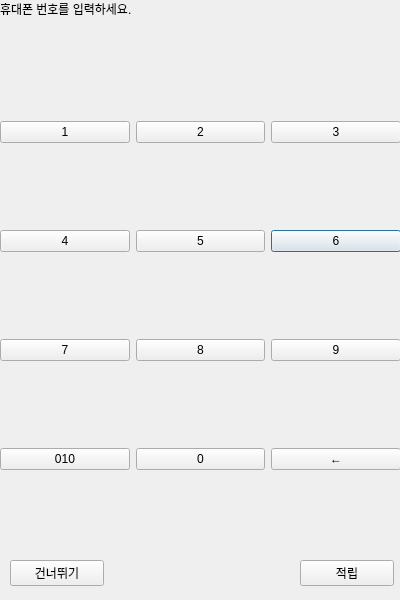
This is VentiApp/phonestampdialog.ui in minki9252/TheVentiKiosk as Qt 5 draws it before an edit. The edited form follows.
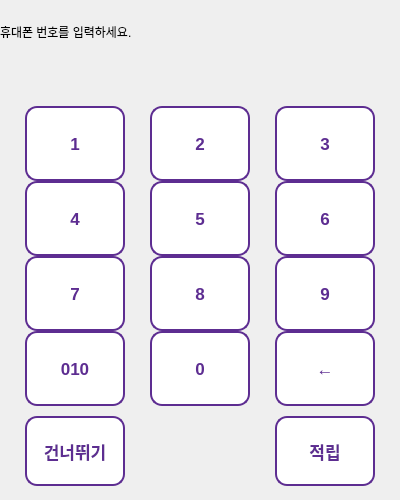
This is the edited form.

Diff of the .ui file:
```diff
--- a/VentiApp/phonestampdialog.ui
+++ b/VentiApp/phonestampdialog.ui
@@ -7,160 +7,709 @@
     <x>0</x>
     <y>0</y>
     <width>400</width>
-    <height>600</height>
+    <height>500</height>
    </rect>
   </property>
   <property name="windowTitle">
    <string>Dialog</string>
   </property>
-  <widget class="QLabel" name="lblNotice">
-   <property name="geometry">
-    <rect>
-     <x>0</x>
-     <y>0</y>
-     <width>171</width>
-     <height>18</height>
-    </rect>
+  <layout class="QVBoxLayout" name="verticalLayout">
+   <property name="spacing">
+    <number>0</number>
    </property>
-   <property name="text">
-    <string>휴대폰 번호를 입력하세요.</string>
+   <property name="leftMargin">
+    <number>0</number>
    </property>
-  </widget>
-  <widget class="QLabel" name="lblPhoneDisplay">
-   <property name="geometry">
-    <rect>
-     <x>0</x>
-     <y>20</y>
-     <width>401</width>
-     <height>18</height>
-    </rect>
+   <property name="topMargin">
+    <number>0</number>
    </property>
-   <property name="text">
-    <string/>
+   <property name="rightMargin">
+    <number>0</number>
    </property>
-  </widget>
-  <widget class="QWidget" name="gridLayoutWidget">
-   <property name="geometry">
-    <rect>
-     <x>0</x>
-     <y>40</y>
-     <width>401</width>
-     <height>511</height>
-    </rect>
+   <property name="bottomMargin">
+    <number>0</number>
    </property>
-   <layout class="QGridLayout" name="gridLayout">
-    <item row="1" column="2">
-     <widget class="QPushButton" name="btn6">
-      <property name="text">
-       <string>6</string>
-      </property>
-     </widget>
-    </item>
-    <item row="3" column="0">
-     <widget class="QPushButton" name="btn010">
-      <property name="text">
-       <string>010</string>
-      </property>
-     </widget>
-    </item>
-    <item row="1" column="1">
-     <widget class="QPushButton" name="btn5">
-      <property name="text">
-       <string>5</string>
-      </property>
-     </widget>
-    </item>
-    <item row="2" column="2">
-     <widget class="QPushButton" name="btn9">
-      <property name="text">
-       <string>9</string>
-      </property>
-     </widget>
-    </item>
-    <item row="0" column="0">
-     <widget class="QPushButton" name="btn1">
-      <property name="text">
-       <string>1</string>
-      </property>
-     </widget>
-    </item>
-    <item row="0" column="2">
-     <widget class="QPushButton" name="btn3">
-      <property name="text">
-       <string>3</string>
-      </property>
-     </widget>
-    </item>
-    <item row="0" column="1">
-     <widget class="QPushButton" name="btn2">
-      <property name="text">
-       <string>2</string>
-      </property>
-     </widget>
-    </item>
-    <item row="2" column="0">
-     <widget class="QPushButton" name="btn7">
-      <property name="text">
-       <string>7</string>
-      </property>
-     </widget>
-    </item>
-    <item row="2" column="1">
-     <widget class="QPushButton" name="btn8">
-      <property name="text">
-       <string>8</string>
-      </property>
-     </widget>
-    </item>
-    <item row="3" column="1">
-     <widget class="QPushButton" name="btn0">
-      <property name="text">
-       <string>0</string>
-      </property>
-     </widget>
-    </item>
-    <item row="1" column="0">
-     <widget class="QPushButton" name="btn4">
-      <property name="text">
-       <string>4</string>
-      </property>
-     </widget>
-    </item>
-    <item row="3" column="2">
-     <widget class="QPushButton" name="btnDelete">
-      <property name="text">
-       <string>←</string>
-      </property>
-     </widget>
-    </item>
-   </layout>
-  </widget>
-  <widget class="QPushButton" name="btnSkip">
-   <property name="geometry">
-    <rect>
-     <x>10</x>
-     <y>560</y>
-     <width>94</width>
-     <height>26</height>
-    </rect>
-   </property>
-   <property name="text">
-    <string>건너뛰기</string>
-   </property>
-  </widget>
-  <widget class="QPushButton" name="btnSave">
-   <property name="geometry">
-    <rect>
-     <x>300</x>
-     <y>560</y>
-     <width>94</width>
-     <height>26</height>
-    </rect>
-   </property>
-   <property name="text">
-    <string>적립</string>
-   </property>
-  </widget>
+   <item>
+    <widget class="QLabel" name="lblNotice">
+     <property name="sizePolicy">
+      <sizepolicy hsizetype="Maximum" vsizetype="Expanding">
+       <horstretch>0</horstretch>
+       <verstretch>0</verstretch>
+      </sizepolicy>
+     </property>
+     <property name="maximumSize">
+      <size>
+       <width>200</width>
+       <height>20</height>
+      </size>
+     </property>
+     <property name="styleSheet">
+      <string notr="true">/* [위치: 상단 Grid Layout 내의 버튼들 또는 page_3 전체] */
+QPushButton {
+    background-color: #ffffff;
+    border: 2px solid #5d2d91; /* 더벤티 보라색 테두리 */
+    border-radius: 12px;
+    padding: 8px;
+    font-size: 13pt;
+    font-weight: bold;
+    color: #5d2d91;
+    min-height: 50px; /* 버튼 높이를 키워 터치하기 좋게 만듦 */
+}
+
+/* 버튼이 눌렸을 때 (피드백) */
+QPushButton:pressed {
+    background-color: #5d2d91;
+    color: white;
+}</string>
+     </property>
+     <property name="text">
+      <string>휴대폰 번호를 입력하세요.</string>
+     </property>
+    </widget>
+   </item>
+   <item>
+    <widget class="QLabel" name="lblPhoneDisplay">
+     <property name="sizePolicy">
+      <sizepolicy hsizetype="Maximum" vsizetype="Expanding">
+       <horstretch>0</horstretch>
+       <verstretch>0</verstretch>
+      </sizepolicy>
+     </property>
+     <property name="maximumSize">
+      <size>
+       <width>200</width>
+       <height>20</height>
+      </size>
+     </property>
+     <property name="text">
+      <string/>
+     </property>
+    </widget>
+   </item>
+   <item>
+    <layout class="QGridLayout" name="gridLayout">
+     <property name="spacing">
+      <number>0</number>
+     </property>
+     <item row="2" column="2">
+      <widget class="QPushButton" name="btn9">
+       <property name="sizePolicy">
+        <sizepolicy hsizetype="Minimum" vsizetype="Expanding">
+         <horstretch>0</horstretch>
+         <verstretch>0</verstretch>
+        </sizepolicy>
+       </property>
+       <property name="minimumSize">
+        <size>
+         <width>100</width>
+         <height>70</height>
+        </size>
+       </property>
+       <property name="maximumSize">
+        <size>
+         <width>100</width>
+         <height>80</height>
+        </size>
+       </property>
+       <property name="styleSheet">
+        <string notr="true">/* [위치: 상단 Grid Layout 내의 버튼들 또는 page_3 전체] */
+QPushButton {
+    background-color: #ffffff;
+    border: 2px solid #5d2d91; /* 더벤티 보라색 테두리 */
+    border-radius: 12px;
+    padding: 8px;
+    font-size: 13pt;
+    font-weight: bold;
+    color: #5d2d91;
+    min-height: 50px; /* 버튼 높이를 키워 터치하기 좋게 만듦 */
+}
+
+/* 버튼이 눌렸을 때 (피드백) */
+QPushButton:pressed {
+    background-color: #5d2d91;
+    color: white;
+}</string>
+       </property>
+       <property name="text">
+        <string>9</string>
+       </property>
+      </widget>
+     </item>
+     <item row="2" column="1">
+      <widget class="QPushButton" name="btn8">
+       <property name="sizePolicy">
+        <sizepolicy hsizetype="Minimum" vsizetype="Expanding">
+         <horstretch>0</horstretch>
+         <verstretch>0</verstretch>
+        </sizepolicy>
+       </property>
+       <property name="minimumSize">
+        <size>
+         <width>100</width>
+         <height>70</height>
+        </size>
+       </property>
+       <property name="maximumSize">
+        <size>
+         <width>100</width>
+         <height>80</height>
+        </size>
+       </property>
+       <property name="styleSheet">
+        <string notr="true">/* [위치: 상단 Grid Layout 내의 버튼들 또는 page_3 전체] */
+QPushButton {
+    background-color: #ffffff;
+    border: 2px solid #5d2d91; /* 더벤티 보라색 테두리 */
+    border-radius: 12px;
+    padding: 8px;
+    font-size: 13pt;
+    font-weight: bold;
+    color: #5d2d91;
+    min-height: 50px; /* 버튼 높이를 키워 터치하기 좋게 만듦 */
+}
+
+/* 버튼이 눌렸을 때 (피드백) */
+QPushButton:pressed {
+    background-color: #5d2d91;
+    color: white;
+}</string>
+       </property>
+       <property name="text">
+        <string>8</string>
+       </property>
+      </widget>
+     </item>
+     <item row="2" column="0">
+      <widget class="QPushButton" name="btn7">
+       <property name="sizePolicy">
+        <sizepolicy hsizetype="Minimum" vsizetype="Expanding">
+         <horstretch>0</horstretch>
+         <verstretch>0</verstretch>
+        </sizepolicy>
+       </property>
+       <property name="minimumSize">
+        <size>
+         <width>100</width>
+         <height>70</height>
+        </size>
+       </property>
+       <property name="maximumSize">
+        <size>
+         <width>100</width>
+         <height>80</height>
+        </size>
+       </property>
+       <property name="styleSheet">
+        <string notr="true">/* [위치: 상단 Grid Layout 내의 버튼들 또는 page_3 전체] */
+QPushButton {
+    background-color: #ffffff;
+    border: 2px solid #5d2d91; /* 더벤티 보라색 테두리 */
+    border-radius: 12px;
+    padding: 8px;
+    font-size: 13pt;
+    font-weight: bold;
+    color: #5d2d91;
+    min-height: 50px; /* 버튼 높이를 키워 터치하기 좋게 만듦 */
+}
+
+/* 버튼이 눌렸을 때 (피드백) */
+QPushButton:pressed {
+    background-color: #5d2d91;
+    color: white;
+}</string>
+       </property>
+       <property name="text">
+        <string>7</string>
+       </property>
+      </widget>
+     </item>
+     <item row="3" column="1">
+      <widget class="QPushButton" name="btn0">
+       <property name="sizePolicy">
+        <sizepolicy hsizetype="Minimum" vsizetype="Expanding">
+         <horstretch>0</horstretch>
+         <verstretch>0</verstretch>
+        </sizepolicy>
+       </property>
+       <property name="minimumSize">
+        <size>
+         <width>100</width>
+         <height>70</height>
+        </size>
+       </property>
+       <property name="maximumSize">
+        <size>
+         <width>100</width>
+         <height>80</height>
+        </size>
+       </property>
+       <property name="styleSheet">
+        <string notr="true">/* [위치: 상단 Grid Layout 내의 버튼들 또는 page_3 전체] */
+QPushButton {
+    background-color: #ffffff;
+    border: 2px solid #5d2d91; /* 더벤티 보라색 테두리 */
+    border-radius: 12px;
+    padding: 8px;
+    font-size: 13pt;
+    font-weight: bold;
+    color: #5d2d91;
+    min-height: 50px; /* 버튼 높이를 키워 터치하기 좋게 만듦 */
+}
+
+/* 버튼이 눌렸을 때 (피드백) */
+QPushButton:pressed {
+    background-color: #5d2d91;
+    color: white;
+}</string>
+       </property>
+       <property name="text">
+        <string>0</string>
+       </property>
+      </widget>
+     </item>
+     <item row="3" column="0">
+      <widget class="QPushButton" name="btn010">
+       <property name="sizePolicy">
+        <sizepolicy hsizetype="Minimum" vsizetype="Expanding">
+         <horstretch>0</horstretch>
+         <verstretch>0</verstretch>
+        </sizepolicy>
+       </property>
+       <property name="minimumSize">
+        <size>
+         <width>100</width>
+         <height>70</height>
+        </size>
+       </property>
+       <property name="maximumSize">
+        <size>
+         <width>100</width>
+         <height>80</height>
+        </size>
+       </property>
+       <property name="styleSheet">
+        <string notr="true">/* [위치: 상단 Grid Layout 내의 버튼들 또는 page_3 전체] */
+QPushButton {
+    background-color: #ffffff;
+    border: 2px solid #5d2d91; /* 더벤티 보라색 테두리 */
+    border-radius: 12px;
+    padding: 8px;
+    font-size: 13pt;
+    font-weight: bold;
+    color: #5d2d91;
+    min-height: 50px; /* 버튼 높이를 키워 터치하기 좋게 만듦 */
+}
+
+/* 버튼이 눌렸을 때 (피드백) */
+QPushButton:pressed {
+    background-color: #5d2d91;
+    color: white;
+}</string>
+       </property>
+       <property name="text">
+        <string>010</string>
+       </property>
+      </widget>
+     </item>
+     <item row="0" column="1">
+      <widget class="QPushButton" name="btn2">
+       <property name="sizePolicy">
+        <sizepolicy hsizetype="Minimum" vsizetype="Expanding">
+         <horstretch>0</horstretch>
+         <verstretch>0</verstretch>
+        </sizepolicy>
+       </property>
+       <property name="minimumSize">
+        <size>
+         <width>100</width>
+         <height>70</height>
+        </size>
+       </property>
+       <property name="maximumSize">
+        <size>
+         <width>100</width>
+         <height>80</height>
+        </size>
+       </property>
+       <property name="styleSheet">
+        <string notr="true">/* [위치: 상단 Grid Layout 내의 버튼들 또는 page_3 전체] */
+QPushButton {
+    background-color: #ffffff;
+    border: 2px solid #5d2d91; /* 더벤티 보라색 테두리 */
+    border-radius: 12px;
+    padding: 8px;
+    font-size: 13pt;
+    font-weight: bold;
+    color: #5d2d91;
+    min-height: 50px; /* 버튼 높이를 키워 터치하기 좋게 만듦 */
+}
+
+/* 버튼이 눌렸을 때 (피드백) */
+QPushButton:pressed {
+    background-color: #5d2d91;
+    color: white;
+}</string>
+       </property>
+       <property name="text">
+        <string>2</string>
+       </property>
+      </widget>
+     </item>
+     <item row="0" column="2">
+      <widget class="QPushButton" name="btn3">
+       <property name="sizePolicy">
+        <sizepolicy hsizetype="Minimum" vsizetype="Expanding">
+         <horstretch>0</horstretch>
+         <verstretch>0</verstretch>
+        </sizepolicy>
+       </property>
+       <property name="minimumSize">
+        <size>
+         <width>100</width>
+         <height>70</height>
+        </size>
+       </property>
+       <property name="maximumSize">
+        <size>
+         <width>100</width>
+         <height>80</height>
+        </size>
+       </property>
+       <property name="styleSheet">
+        <string notr="true">/* [위치: 상단 Grid Layout 내의 버튼들 또는 page_3 전체] */
+QPushButton {
+    background-color: #ffffff;
+    border: 2px solid #5d2d91; /* 더벤티 보라색 테두리 */
+    border-radius: 12px;
+    padding: 8px;
+    font-size: 13pt;
+    font-weight: bold;
+    color: #5d2d91;
+    min-height: 50px; /* 버튼 높이를 키워 터치하기 좋게 만듦 */
+}
+
+/* 버튼이 눌렸을 때 (피드백) */
+QPushButton:pressed {
+    background-color: #5d2d91;
+    color: white;
+}</string>
+       </property>
+       <property name="text">
+        <string>3</string>
+       </property>
+      </widget>
+     </item>
+     <item row="3" column="2">
+      <widget class="QPushButton" name="btnDelete">
+       <property name="sizePolicy">
+        <sizepolicy hsizetype="Minimum" vsizetype="Expanding">
+         <horstretch>0</horstretch>
+         <verstretch>0</verstretch>
+        </sizepolicy>
+       </property>
+       <property name="minimumSize">
+        <size>
+         <width>100</width>
+         <height>70</height>
+        </size>
+       </property>
+       <property name="maximumSize">
+        <size>
+         <width>100</width>
+         <height>80</height>
+        </size>
+       </property>
+       <property name="styleSheet">
+        <string notr="true">/* [위치: 상단 Grid Layout 내의 버튼들 또는 page_3 전체] */
+QPushButton {
+    background-color: #ffffff;
+    border: 2px solid #5d2d91; /* 더벤티 보라색 테두리 */
+    border-radius: 12px;
+    padding: 8px;
+    font-size: 13pt;
+    font-weight: bold;
+    color: #5d2d91;
+    min-height: 50px; /* 버튼 높이를 키워 터치하기 좋게 만듦 */
+}
+
+/* 버튼이 눌렸을 때 (피드백) */
+QPushButton:pressed {
+    background-color: #5d2d91;
+    color: white;
+}</string>
+       </property>
+       <property name="text">
+        <string>←</string>
+       </property>
+      </widget>
+     </item>
+     <item row="0" column="0">
+      <widget class="QPushButton" name="btn1">
+       <property name="sizePolicy">
+        <sizepolicy hsizetype="Minimum" vsizetype="Expanding">
+         <horstretch>0</horstretch>
+         <verstretch>0</verstretch>
+        </sizepolicy>
+       </property>
+       <property name="minimumSize">
+        <size>
+         <width>100</width>
+         <height>70</height>
+        </size>
+       </property>
+       <property name="maximumSize">
+        <size>
+         <width>100</width>
+         <height>80</height>
+        </size>
+       </property>
+       <property name="styleSheet">
+        <string notr="true">/* [위치: 상단 Grid Layout 내의 버튼들 또는 page_3 전체] */
+QPushButton {
+    background-color: #ffffff;
+    border: 2px solid #5d2d91; /* 더벤티 보라색 테두리 */
+    border-radius: 12px;
+    padding: 8px;
+    font-size: 13pt;
+    font-weight: bold;
+    color: #5d2d91;
+    min-height: 50px; /* 버튼 높이를 키워 터치하기 좋게 만듦 */
+}
+
+/* 버튼이 눌렸을 때 (피드백) */
+QPushButton:pressed {
+    background-color: #5d2d91;
+    color: white;
+}</string>
+       </property>
+       <property name="text">
+        <string>1</string>
+       </property>
+      </widget>
+     </item>
+     <item row="1" column="1">
+      <widget class="QPushButton" name="btn5">
+       <property name="sizePolicy">
+        <sizepolicy hsizetype="Minimum" vsizetype="Expanding">
+         <horstretch>0</horstretch>
+         <verstretch>0</verstretch>
+        </sizepolicy>
+       </property>
+       <property name="minimumSize">
+        <size>
+         <width>100</width>
+         <height>70</height>
+        </size>
+       </property>
+       <property name="maximumSize">
+        <size>
+         <width>100</width>
+         <height>80</height>
+        </size>
+       </property>
+       <property name="styleSheet">
+        <string notr="true">/* [위치: 상단 Grid Layout 내의 버튼들 또는 page_3 전체] */
+QPushButton {
+    background-color: #ffffff;
+    border: 2px solid #5d2d91; /* 더벤티 보라색 테두리 */
+    border-radius: 12px;
+    padding: 8px;
+    font-size: 13pt;
+    font-weight: bold;
+    color: #5d2d91;
+    min-height: 50px; /* 버튼 높이를 키워 터치하기 좋게 만듦 */
+}
+
+/* 버튼이 눌렸을 때 (피드백) */
+QPushButton:pressed {
+    background-color: #5d2d91;
+    color: white;
+}</string>
+       </property>
+       <property name="text">
+        <string>5</string>
+       </property>
+      </widget>
+     </item>
+     <item row="1" column="2">
+      <widget class="QPushButton" name="btn6">
+       <property name="sizePolicy">
+        <sizepolicy hsizetype="Minimum" vsizetype="Expanding">
+         <horstretch>0</horstretch>
+         <verstretch>0</verstretch>
+        </sizepolicy>
+       </property>
+       <property name="minimumSize">
+        <size>
+         <width>100</width>
+         <height>70</height>
+        </size>
+       </property>
+       <property name="maximumSize">
+        <size>
+         <width>100</width>
+         <height>80</height>
+        </size>
+       </property>
+       <property name="styleSheet">
+        <string notr="true">/* [위치: 상단 Grid Layout 내의 버튼들 또는 page_3 전체] */
+QPushButton {
+    background-color: #ffffff;
+    border: 2px solid #5d2d91; /* 더벤티 보라색 테두리 */
+    border-radius: 12px;
+    padding: 8px;
+    font-size: 13pt;
+    font-weight: bold;
+    color: #5d2d91;
+    min-height: 50px; /* 버튼 높이를 키워 터치하기 좋게 만듦 */
+}
+
+/* 버튼이 눌렸을 때 (피드백) */
+QPushButton:pressed {
+    background-color: #5d2d91;
+    color: white;
+}</string>
+       </property>
+       <property name="text">
+        <string>6</string>
+       </property>
+      </widget>
+     </item>
+     <item row="1" column="0">
+      <widget class="QPushButton" name="btn4">
+       <property name="sizePolicy">
+        <sizepolicy hsizetype="Minimum" vsizetype="Expanding">
+         <horstretch>0</horstretch>
+         <verstretch>0</verstretch>
+        </sizepolicy>
+       </property>
+       <property name="minimumSize">
+        <size>
+         <width>100</width>
+         <height>70</height>
+        </size>
+       </property>
+       <property name="maximumSize">
+        <size>
+         <width>100</width>
+         <height>80</height>
+        </size>
+       </property>
+       <property name="styleSheet">
+        <string notr="true">/* [위치: 상단 Grid Layout 내의 버튼들 또는 page_3 전체] */
+QPushButton {
+    background-color: #ffffff;
+    border: 2px solid #5d2d91; /* 더벤티 보라색 테두리 */
+    border-radius: 12px;
+    padding: 8px;
+    font-size: 13pt;
+    font-weight: bold;
+    color: #5d2d91;
+    min-height: 50px; /* 버튼 높이를 키워 터치하기 좋게 만듦 */
+}
+
+/* 버튼이 눌렸을 때 (피드백) */
+QPushButton:pressed {
+    background-color: #5d2d91;
+    color: white;
+}</string>
+       </property>
+       <property name="text">
+        <string>4</string>
+       </property>
+      </widget>
+     </item>
+     <item row="4" column="0">
+      <widget class="QPushButton" name="btnSkip">
+       <property name="sizePolicy">
+        <sizepolicy hsizetype="Minimum" vsizetype="Expanding">
+         <horstretch>0</horstretch>
+         <verstretch>0</verstretch>
+        </sizepolicy>
+       </property>
+       <property name="minimumSize">
+        <size>
+         <width>100</width>
+         <height>70</height>
+        </size>
+       </property>
+       <property name="maximumSize">
+        <size>
+         <width>100</width>
+         <height>50</height>
+        </size>
+       </property>
+       <property name="styleSheet">
+        <string notr="true">/* [위치: 상단 Grid Layout 내의 버튼들 또는 page_3 전체] */
+QPushButton {
+    background-color: #ffffff;
+    border: 2px solid #5d2d91; /* 더벤티 보라색 테두리 */
+    border-radius: 12px;
+    padding: 8px;
+    font-size: 13pt;
+    font-weight: bold;
+    color: #5d2d91;
+    min-height: 50px; /* 버튼 높이를 키워 터치하기 좋게 만듦 */
+}
+
+/* 버튼이 눌렸을 때 (피드백) */
+QPushButton:pressed {
+    background-color: #5d2d91;
+    color: white;
+}</string>
+       </property>
+       <property name="text">
+        <string>건너뛰기</string>
+       </property>
+      </widget>
+     </item>
+     <item row="4" column="2">
+      <widget class="QPushButton" name="btnSave">
+       <property name="sizePolicy">
+        <sizepolicy hsizetype="Minimum" vsizetype="Expanding">
+         <horstretch>0</horstretch>
+         <verstretch>0</verstretch>
+        </sizepolicy>
+       </property>
+       <property name="minimumSize">
+        <size>
+         <width>100</width>
+         <height>70</height>
+        </size>
+       </property>
+       <property name="maximumSize">
+        <size>
+         <width>100</width>
+         <height>50</height>
+        </size>
+       </property>
+       <property name="styleSheet">
+        <string notr="true">/* [위치: 상단 Grid Layout 내의 버튼들 또는 page_3 전체] */
+QPushButton {
+    background-color: #ffffff;
+    border: 2px solid #5d2d91; /* 더벤티 보라색 테두리 */
+    border-radius: 12px;
+    padding: 8px;
+    font-size: 13pt;
+    font-weight: bold;
+    color: #5d2d91;
+    min-height: 50px; /* 버튼 높이를 키워 터치하기 좋게 만듦 */
+}
+
+/* 버튼이 눌렸을 때 (피드백) */
+QPushButton:pressed {
+    background-color: #5d2d91;
+    color: white;
+}</string>
+       </property>
+       <property name="text">
+        <string>적립</string>
+       </property>
+      </widget>
+     </item>
+    </layout>
+   </item>
+  </layout>
  </widget>
  <resources/>
  <connections/>
```
